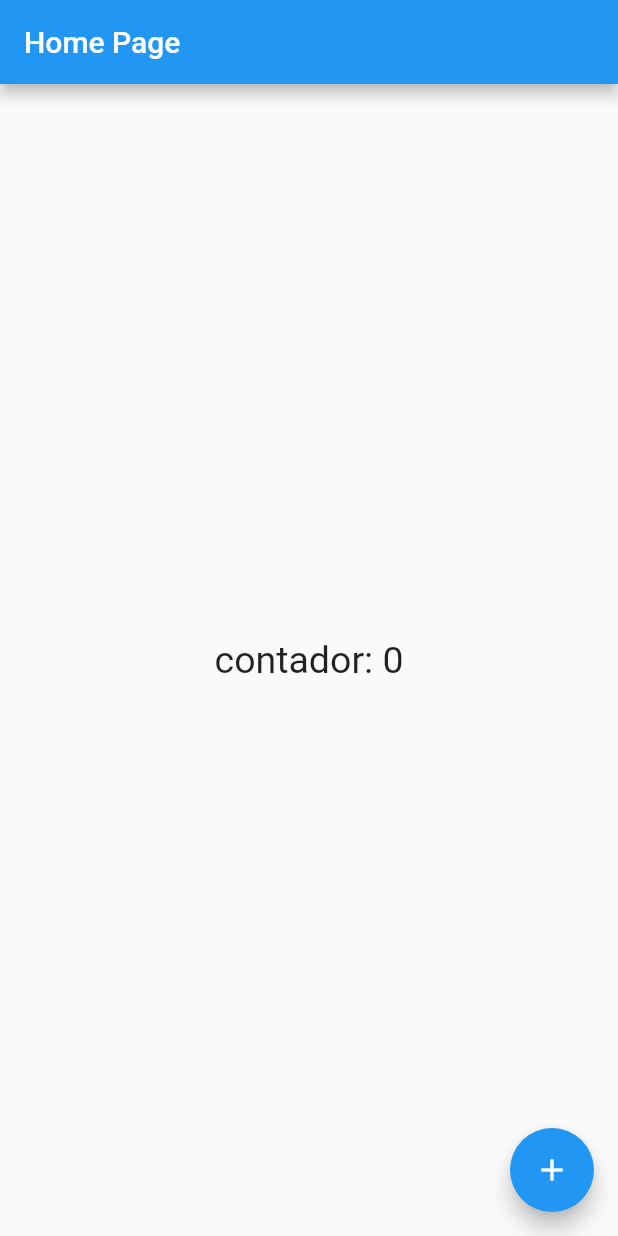
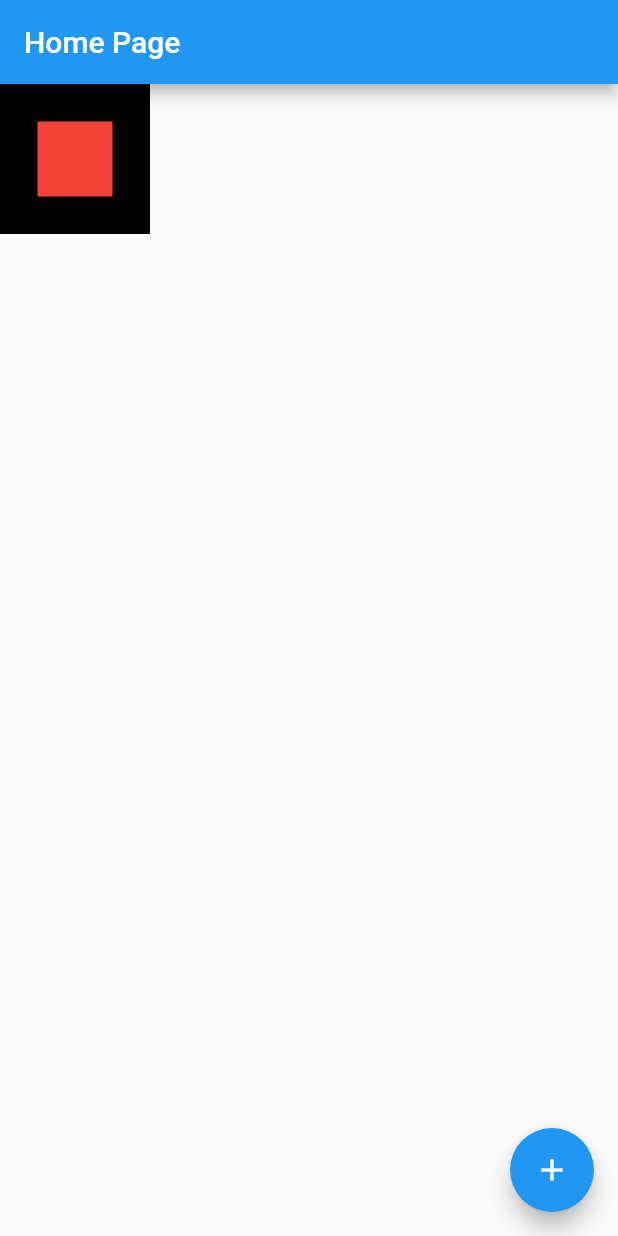
Before and after one commit to yuri-duque/flutter_hello_word, a Flutter app: the screen it shows after launch, on a phone screen of 412 x 824 dp. Run offline on Flutter 3.47's test engine with Material 2 defaults, Android fonts, the phone set to English and light mode, and no system bars.

Commit message:
entendendo conceito do SingleChildRender

```diff
--- a/lib/home_page.dart
+++ b/lib/home_page.dart
@@ -17,11 +17,15 @@ class HomePageState extends State<HomePage> {
       appBar: AppBar(
         title: Text('Home Page'),
       ),
-      body: Center(
-        child: GestureDetector(
-          child: Text(
-            'contador: $counter',
-            style: TextStyle(fontSize: 25),
+      body: Container(
+        height: 100,
+        width: 100,
+        color: Colors.black,
+        child: Center(
+          child: Container(
+            height: 50,
+            width: 50,
+            color: Colors.red,
           ),
         ),
       ),
@@ -35,3 +39,13 @@ class HomePageState extends State<HomePage> {
     );
   }
 }
+
+
+// Center(
+//         child: GestureDetector(
+//           child: Text(
+//             'contador: $counter',
+//             style: TextStyle(fontSize: 25),
+//           ),
+//         ),
+//       ),
```
